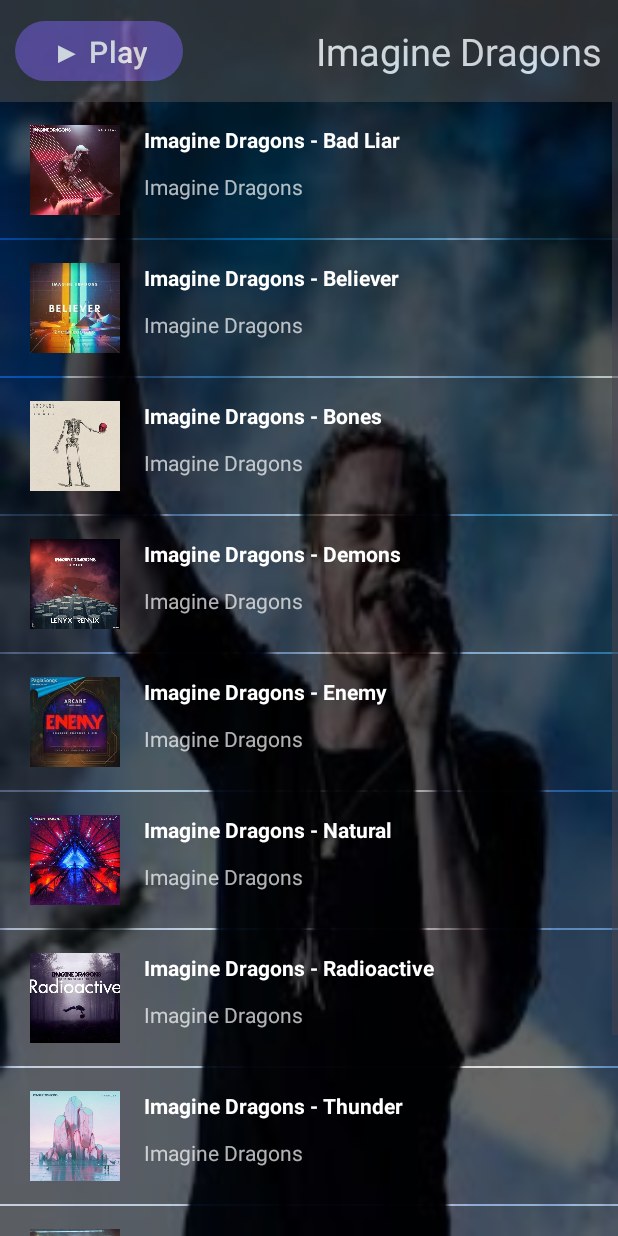
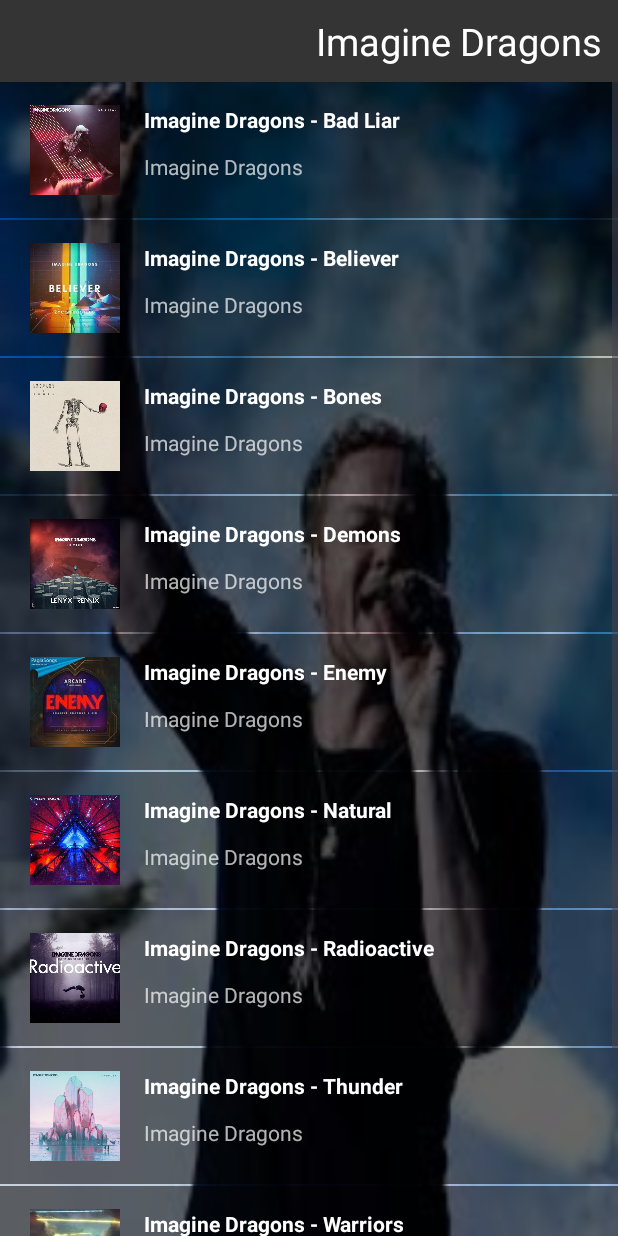
Before and after one commit to Codebutproblem/Music-App, an Android app: the screen it shows after launch (MusicianPlaylistActivity), after a tap on "Imagine Dragons", on a phone screen of 412 x 824 dp. Run offline under Robolectric (Android 15) with nearby library versions, the phone set to English and light mode, and no system bars.

Commit message:
minh_vu commit

```diff
--- a/app/src/main/java/com/example/musicapp/Activity/MusicianPlaylistActivity.java
+++ b/app/src/main/java/com/example/musicapp/Activity/MusicianPlaylistActivity.java
@@ -22,7 +22,6 @@ import java.util.ArrayList;
 public class MusicianPlaylistActivity extends AppCompatActivity{
 
     RelativeLayout layoutPlayList;
-    Button play;
     TextView name;
     private ListView lvMusic;
     private static ArrayList<Music> arrayMusic;
@@ -50,12 +49,6 @@ public class MusicianPlaylistActivity extends AppCompatActivity{
         layoutPlayList.setBackgroundResource(musician.getImageId());
         adapter = new MusicAdapter(MusicianPlaylistActivity.this, R.layout.music_line, arrayMusic);
         lvMusic.setAdapter(adapter);
-        play.setOnClickListener(new View.OnClickListener() {
-            @Override
-            public void onClick(View view) {
-                openPlayPage(0);
-            }
-        });
         lvMusic.setOnItemClickListener(new AdapterView.OnItemClickListener() {
             @Override
             public void onItemClick(AdapterView<?> adapterView, View view, int i, long l) {
@@ -72,7 +65,6 @@ public class MusicianPlaylistActivity extends AppCompatActivity{
     }
     private void AnhXa() {
         layoutPlayList = findViewById(R.id.layout_play_list);
-        play = findViewById(R.id.button_play_list);
         name = findViewById(R.id.text_name);
         lvMusic = findViewById(R.id.play_list);
     }
--- a/app/src/main/res/drawable/border.xml
+++ /dev/null
@@ -1,6 +0,0 @@
-<?xml version="1.0" encoding="utf-8"?>
-<shape xmlns:android = "http://schemas.android.com/apk/res/android">
-    <solid android:color="#0DDDDD"></solid>
-    <stroke android:width="2dp" android:color="#FFFFFF"></stroke>
-    <corners android:radius="80dp"></corners>
-</shape>
--- a/app/src/main/res/layout/musician_playlist_activity.xml
+++ b/app/src/main/res/layout/musician_playlist_activity.xml
@@ -12,15 +12,7 @@
         android:id="@+id/header_playlist"
         android:layout_width="match_parent"
         android:layout_height="wrap_content"
-        android:background="#353434"
-        android:alpha="0.8">
-        <Button
-            android:id="@+id/button_play_list"
-            android:layout_width="wrap_content"
-            android:layout_height="wrap_content"
-            android:text="▶ Play"
-            android:textSize="20dp"
-            android:textColor="#FFFFFF" />
+        android:background="#353434">
         <TextView
             android:id="@+id/text_name"
             android:layout_alignParentRight="true"
```
